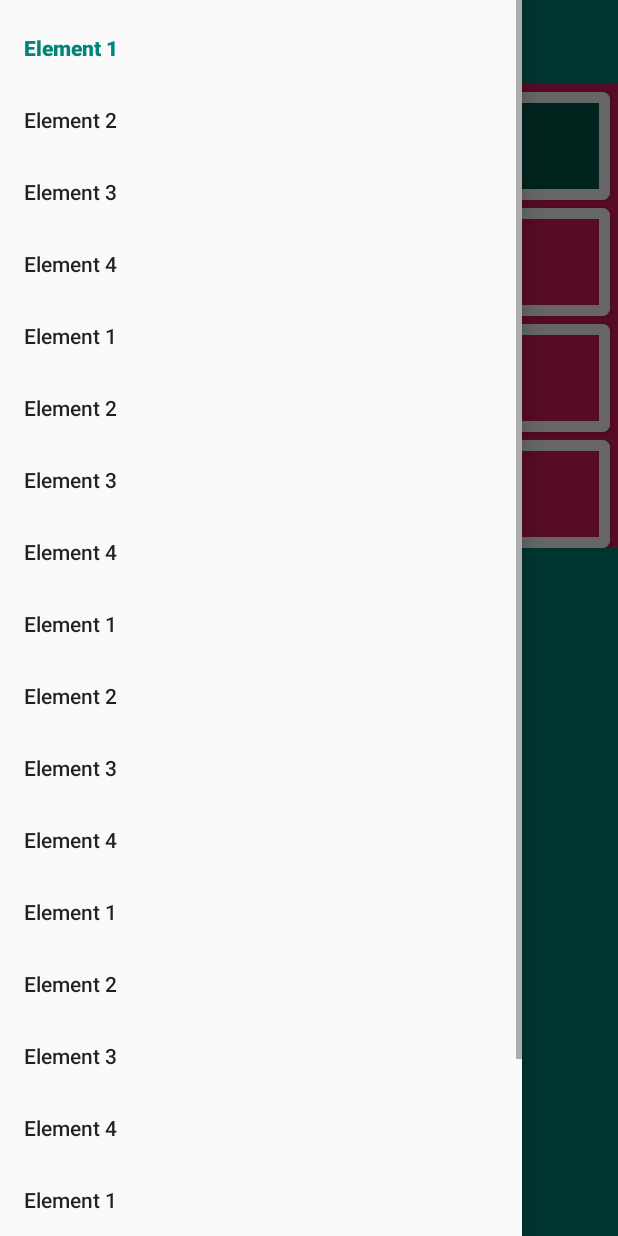
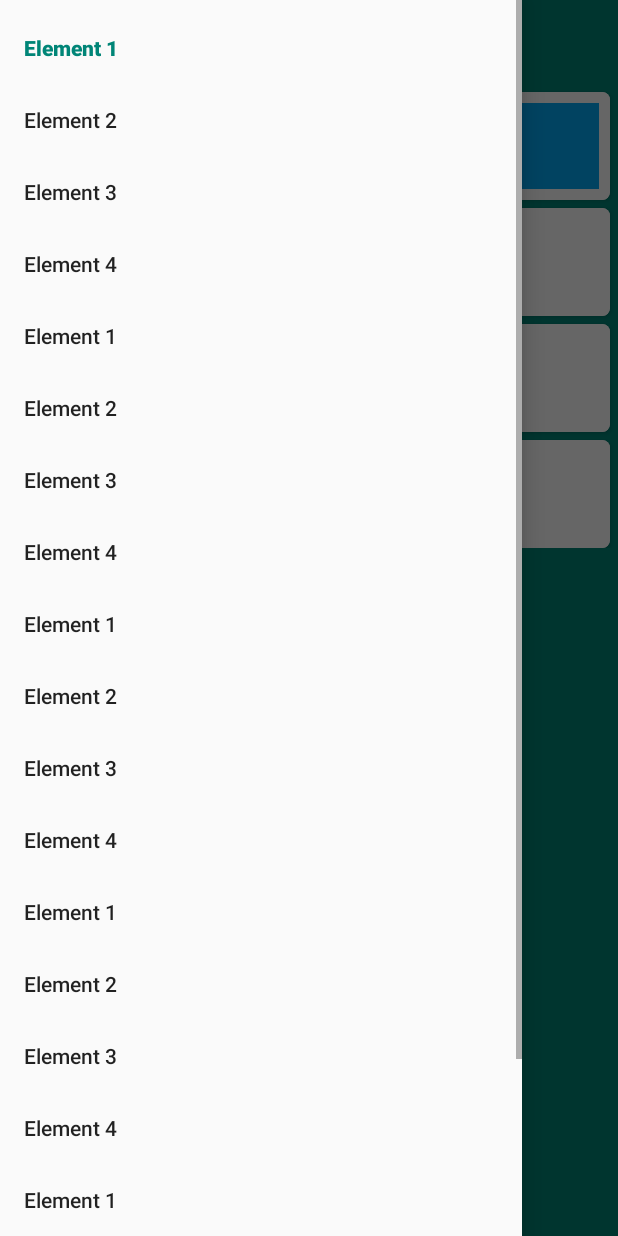
Before and after one commit to LuisMiguelAguirre/gmuichallenge, an Android app: the screen it shows after launch (MainActivity), with the side drawer open, on a phone screen of 412 x 824 dp. Run offline under Robolectric (Android 15) with nearby library versions, the phone set to English and light mode, and no system bars.

Commit message:
Change color

```diff
--- a/app/src/main/java/com/example/gmchallenge/ListAdapterElements.java
+++ b/app/src/main/java/com/example/gmchallenge/ListAdapterElements.java
@@ -38,10 +38,10 @@ public class ListAdapterElements extends RecyclerView.Adapter<ListAdapterElement
         String mCurrent = elements.get(position).name;
         holder.itemView.setText(mCurrent);
 
-        holder.itemView.setBackgroundColor(mInflater.getContext().getResources().getColor(R.color.colorAccent));
+        holder.itemView.setBackgroundColor(mInflater.getContext().getResources().getColor(R.color.rowUnselected));
 
         if (selectedItem == position) {
-            holder.itemView.setBackgroundColor(mInflater.getContext().getResources().getColor(R.color.colorPrimaryDark));
+            holder.itemView.setBackgroundColor(mInflater.getContext().getResources().getColor(R.color.rowSelected));
         }
     }
 
--- a/app/src/main/java/com/example/gmchallenge/ListAdapterItems.java
+++ b/app/src/main/java/com/example/gmchallenge/ListAdapterItems.java
@@ -42,10 +42,10 @@ public class ListAdapterItems extends RecyclerView.Adapter<ListAdapterItems.List
         String mCurrent = items.get(position).name;
         holder.itemView.setText(mCurrent);
 
-        holder.itemView.setBackgroundColor(mInflater.getContext().getResources().getColor(R.color.colorAccent));
+        holder.itemView.setBackgroundColor(mInflater.getContext().getResources().getColor(R.color.rowUnselected));
 
         if (selectedItem == position) {
-            holder.itemView.setBackgroundColor(mInflater.getContext().getResources().getColor(R.color.colorPrimaryDark));
+            holder.itemView.setBackgroundColor(mInflater.getContext().getResources().getColor(R.color.rowSelected));
         }
     }
 
--- a/app/src/main/res/layout-land/activity_main.xml
+++ b/app/src/main/res/layout-land/activity_main.xml
@@ -11,7 +11,6 @@
 
     <include
         android:id="@+id/list_items"
-        android:background="@color/colorPrimaryDark"
         android:layout_width="match_parent"
         layout="@layout/recyclerview_container"
         android:layout_height="wrap_content" />
--- a/app/src/main/res/layout/recyclerview_container.xml
+++ b/app/src/main/res/layout/recyclerview_container.xml
@@ -3,7 +3,6 @@
     xmlns:tools="http://schemas.android.com/tools"
     android:layout_width="wrap_content"
     android:layout_height="match_parent"
-    android:background="@color/colorAccent"
     tools:listitem="@layout/item">
 
 
--- a/app/src/main/res/values/colors.xml
+++ b/app/src/main/res/values/colors.xml
@@ -3,4 +3,8 @@
     <color name="colorPrimary">#008577</color>
     <color name="colorPrimaryDark">#00574B</color>
     <color name="colorAccent">#D81B60</color>
+
+    <color name="rowSelected">#03A9F4</color>
+    <color name="rowUnselected">#FFFFFF</color>
+
 </resources>
```
